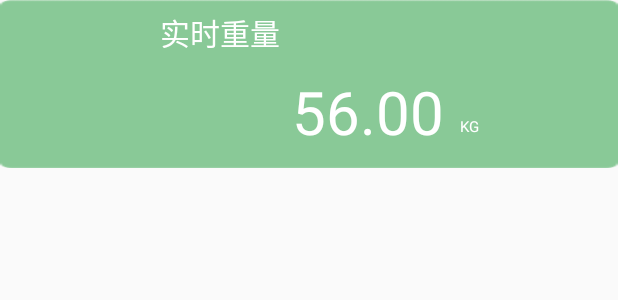
After one commit to shenmayufei/Q7shenwei, an Android app: the layout view_jianshu_item.xml on its own in the app's theme, with its tools: preview values and no code run, on a phone screen of 412 x 824 dp. The commit adds this screen. Shown: the top 300 px of the screen. Run offline under Robolectric (Android 15) with nearby library versions, the phone set to English and light mode, and no system bars.

Commit message:
修改主页面UI显示效果，添加件数输入。

```diff
--- a/app/src/main/AndroidManifest.xml
+++ b/app/src/main/AndroidManifest.xml
@@ -48,7 +48,8 @@
             android:screenOrientation="landscape" />
         <activity
             android:name=".MainActivity"
-            android:screenOrientation="landscape" />
+            android:screenOrientation="landscape"
+            android:windowSoftInputMode="stateHidden|stateAlwaysHidden"/>
         <activity
             android:name=".weight.WeightActivity"
             android:screenOrientation="landscape"
--- /dev/null
+++ b/app/src/main/res/layout-land/view_jianshu_item.xml
@@ -0,0 +1,86 @@
+<?xml version="1.0" encoding="utf-8"?>
+<LinearLayout xmlns:android="http://schemas.android.com/apk/res/android"
+    android:layout_width="match_parent"
+    android:layout_height="wrap_content"
+    android:minHeight="180dp"
+    xmlns:tools="http://schemas.android.com/tools"
+    android:id="@+id/bg_layout"
+    android:background="@drawable/bg_green"
+    android:orientation="vertical">
+
+    <LinearLayout
+        android:layout_width="match_parent"
+        android:layout_height="wrap_content"
+        android:layout_margin="@dimen/dp1"
+        android:minHeight="@dimen/dp30"
+        android:orientation="horizontal"
+        android:padding="@dimen/dp5">
+
+        <TextView
+            android:id="@+id/worklist_one_jianshu"
+            android:layout_width="wrap_content"
+            android:layout_height="40dp"
+            android:layout_gravity="center_vertical"
+            android:layout_marginStart="@dimen/dp20"
+            android:layout_weight="1"
+            android:gravity="start"
+            android:text="件数"
+            android:textColor="@color/white"
+            android:textSize="@dimen/sp30" />
+
+
+    </LinearLayout>
+
+    <LinearLayout
+        android:layout_marginTop="15dp"
+        android:layout_width="match_parent"
+        android:layout_height="wrap_content"
+
+        android:minHeight="50dp"
+        android:orientation="horizontal">
+
+        <LinearLayout
+            android:id="@+id/mywork_ll_one"
+            android:layout_width="266dp"
+            android:layout_height="wrap_content"
+            android:layout_gravity="end"
+            android:gravity="center_vertical"
+            android:orientation="vertical">
+
+            <EditText
+                android:id="@+id/worklist_two_jianshu"
+                android:layout_width="match_parent"
+                android:layout_height="wrap_content"
+                android:layout_gravity="end"
+                android:layout_marginTop="@dimen/dp2"
+                android:gravity="end"
+                android:padding="@dimen/dp5"
+                android:text="1"
+                android:textColor="@color/white"
+                android:textSize="35sp" />
+
+        </LinearLayout>
+
+        <LinearLayout
+            android:id="@+id/mywork_ll_two"
+            android:layout_width="wrap_content"
+            android:layout_height="match_parent"
+            android:layout_gravity="start"
+            android:paddingBottom="10dp"
+            android:layout_weight="1"
+            android:gravity="bottom"
+            android:orientation="vertical">
+
+            <TextView
+                android:id="@+id/worklist_three_jianshu"
+                android:layout_width="wrap_content"
+                android:layout_height="wrap_content"
+                android:layout_marginTop="@dimen/dp2"
+                android:padding="@dimen/dp5"
+                android:text="KG"
+                android:textColor="@color/white"
+                android:textSize="@dimen/sp14" />
+
+        </LinearLayout>
+    </LinearLayout>
+</LinearLayout>
--- /dev/null
+++ b/app/src/main/res/layout/view_jianshu_item.xml
@@ -0,0 +1,82 @@
+<?xml version="1.0" encoding="utf-8"?>
+<LinearLayout xmlns:android="http://schemas.android.com/apk/res/android"
+    android:layout_width="match_parent"
+    android:layout_height="112dp"
+    android:background="@drawable/bg_green"
+    android:orientation="vertical">
+
+    <LinearLayout
+        android:layout_width="match_parent"
+        android:layout_height="wrap_content"
+        android:layout_margin="@dimen/dp1"
+        android:minHeight="@dimen/dp30"
+        android:orientation="horizontal"
+        android:padding="@dimen/dp5">
+
+        <TextView
+            android:id="@+id/worklist_device_name"
+            android:layout_width="wrap_content"
+            android:layout_height="25dp"
+            android:layout_gravity="center_vertical"
+            android:layout_marginStart="@dimen/dp100"
+            android:layout_weight="1"
+            android:gravity="start"
+            android:text="实时重量"
+            android:textColor="@color/white"
+            android:textSize="@dimen/sp20" />
+
+
+    </LinearLayout>
+
+    <LinearLayout
+        android:layout_width="match_parent"
+        android:layout_height="wrap_content"
+        android:layout_margin="@dimen/dp1"
+        android:minHeight="50dp"
+        android:orientation="horizontal">
+
+        <LinearLayout
+            android:id="@+id/mywork_ll_one"
+            android:layout_width="300dp"
+            android:layout_height="wrap_content"
+            android:layout_gravity="end"
+            android:gravity="center_vertical"
+            android:orientation="vertical">
+
+            <TextView
+                android:id="@+id/worklist_device_data"
+                android:layout_width="match_parent"
+                android:layout_height="wrap_content"
+                android:layout_gravity="end"
+                android:layout_marginTop="@dimen/dp2"
+                android:gravity="end"
+                android:padding="@dimen/dp5"
+                android:text="56.00"
+                android:textColor="@color/white"
+                android:textSize="@dimen/sp40" />
+
+        </LinearLayout>
+
+        <LinearLayout
+            android:id="@+id/mywork_ll_two"
+            android:layout_width="wrap_content"
+            android:layout_height="match_parent"
+            android:layout_gravity="start"
+            android:paddingBottom="10dp"
+            android:layout_weight="1"
+            android:gravity="bottom"
+            android:orientation="vertical">
+
+            <TextView
+                android:id="@+id/worklist_device_number"
+                android:layout_width="wrap_content"
+                android:layout_height="wrap_content"
+                android:layout_marginTop="@dimen/dp2"
+                android:padding="@dimen/dp5"
+                android:text="KG"
+                android:textColor="@color/white"
+                android:textSize="@dimen/sp10" />
+
+        </LinearLayout>
+    </LinearLayout>
+</LinearLayout>
```
Also changed, not shown: app/src/main/java/com/spd/qsevendemo/MainActivity.java (+46 -0 lines), app/src/main/java/com/spd/qsevendemo/bean/BalanceBean.java (added, +115 -0 lines), app/src/main/java/com/spd/qsevendemo/bean/BalanceResult.java (added, +105 -0 lines), app/src/main/java/com/spd/qsevendemo/view/JianshuShow.java (added, +66 -0 lines), app/src/main/res/layout-land/activity_main.xml (+28 -12 lines).
